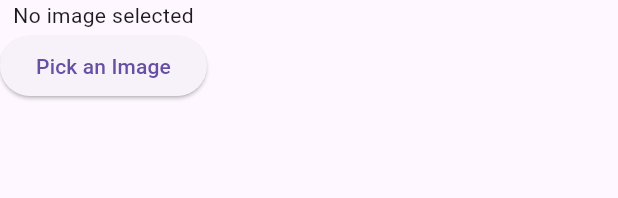
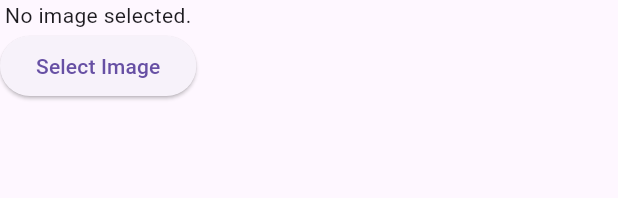
Before and after one commit to m-jayanth-2005/AI-Farming-App, a Flutter app: the ImagePickerWidget widget shown alone on an empty page, opened directly, on a phone screen of 412 x 824 dp. Shown: the top 198 px of the screen. Run offline on Flutter 3.47's test engine with Material 3 defaults, Android fonts, the phone set to English and light mode, and no system bars; our stand-ins replace fl_chart, flutter_dotenv, image_picker, logger; Roboto replaces fonts that are missing (Arial).

Commit message:
Update image_picker_widget.dart

```diff
--- a/lib/widgets/image_picker_widget.dart
+++ b/lib/widgets/image_picker_widget.dart
@@ -1,34 +1,63 @@
+import 'dart:io';
+import 'package:flutter/foundation.dart'; // Import for kIsWeb
 import 'package:flutter/material.dart';
 import 'package:image_picker/image_picker.dart';
-import 'dart:io';
+import 'package:logger/logger.dart';
+
+final logger = Logger();
 
 class ImagePickerWidget extends StatefulWidget {
+  const ImagePickerWidget({super.key});
+
   @override
-  _ImagePickerWidgetState createState() => _ImagePickerWidgetState();
+  ImagePickerWidgetState createState() => ImagePickerWidgetState();
 }
 
-class _ImagePickerWidgetState extends State<ImagePickerWidget> {
+class ImagePickerWidgetState extends State<ImagePickerWidget> {
   File? _image;
+  XFile? _webImage; // Store XFile for web
 
-  Future<void> _pickImage() async {
-    final pickedFile = await ImagePicker().pickImage(source: ImageSource.gallery);
-    if (pickedFile != null) {
-      setState(() {
-        _image = File(pickedFile.path);
-      });
+  Future<void> _getImage() async {
+    final picker = ImagePicker();
+    try {
+      final pickedFile = await picker.pickImage(source: ImageSource.gallery);
+      if (pickedFile != null) {
+        if (kIsWeb) {
+          setState(() {
+            _webImage = pickedFile; // Store XFile for web
+          });
+        } else {
+          setState(() {
+            _image = File(pickedFile.path); // Store File for other platforms
+          });
+        }
+        if (mounted) {
+          logger.d('Image selected');
+        }
+      }
+    } catch (e) {
+      logger.e('Error picking image: $e');
+      if (mounted) {
+        ScaffoldMessenger.of(context).showSnackBar(
+          SnackBar(content: Text('Error picking image: $e')),
+        );
+      }
     }
   }
 
   @override
   Widget build(BuildContext context) {
     return Column(
-      children: [
-        _image == null
-            ? Text("No image selected")
-            : Image.file(_image!, height: 100),
+      children: <Widget>[
+        if (_image == null && _webImage == null)
+          const Text('No image selected.')
+        else if (kIsWeb && _webImage != null)
+          Image.network(_webImage!.path) // Display from XFile path (web)
+        else if (_image != null)
+          Image.file(_image!), // Display from File (non-web)
         ElevatedButton(
-          onPressed: _pickImage,
-          child: Text("Pick an Image"),
+          onPressed: _getImage,
+          child: const Text('Select Image'),
         ),
       ],
     );
```
